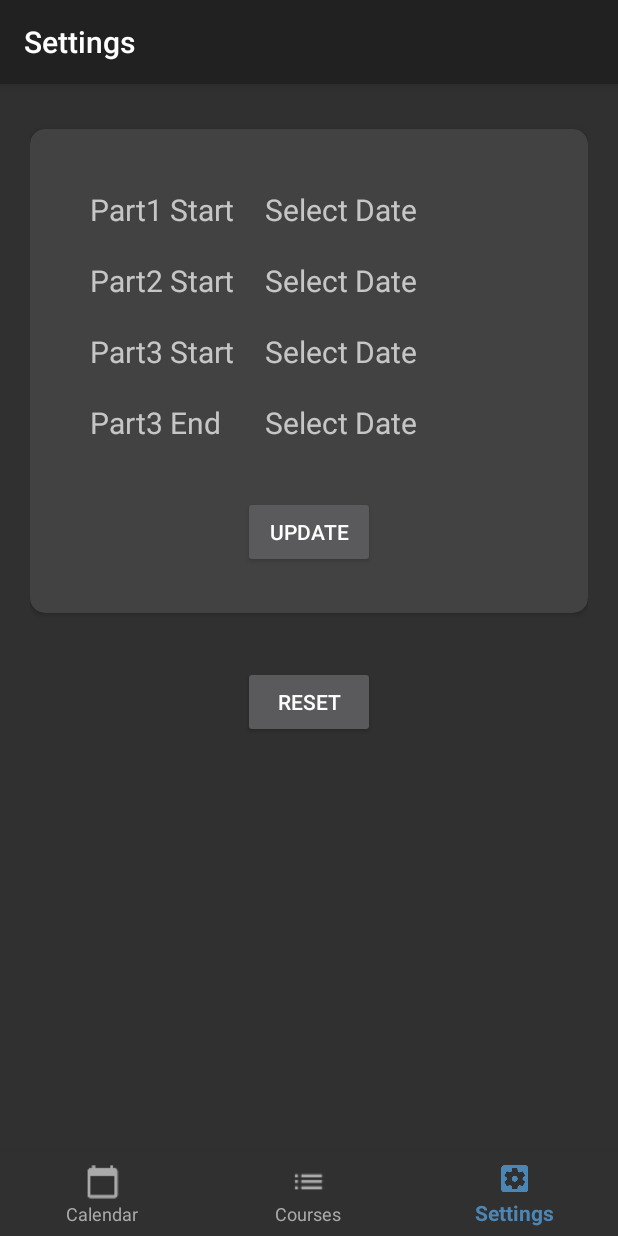
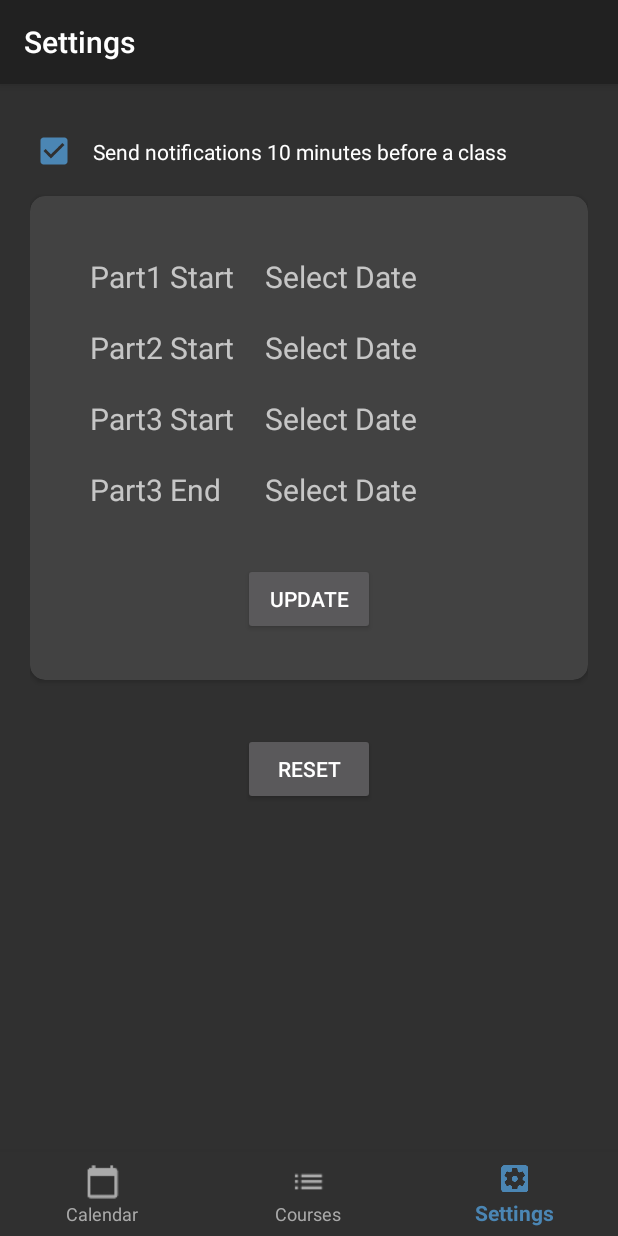
Before and after one commit to DarkKnight2000/ADashboard, an Android app: the screen it shows after launch (MainActivity), item 3 of the bottom bar chosen, on a phone screen of 412 x 824 dp. Run offline under Robolectric (Android 15) with nearby library versions, the phone set to English and light mode, and no system bars; libraries missing offline, so code that uses them is left out: io.realm; 13 statements that could not run were skipped.

Commit message:
Added notificaton setting

```diff
--- a/app/src/main/java/com/rishi/dash3/activties/AddCourse.kt
+++ b/app/src/main/java/com/rishi/dash3/activties/AddCourse.kt
@@ -14,6 +14,7 @@ import com.rishi.dash3.*
 import com.rishi.dash3.Models.EachClass
 import com.rishi.dash3.Models.EachCourse
 import com.rishi.dash3.notifications.restartNotifService
+import com.rishi.dash3.notifications.sendNotif
 import io.realm.Realm
 import kotlinx.android.synthetic.main.activity_add_course.*
 
@@ -131,7 +132,7 @@ class AddCourse : AppCompatActivity() {
             crse.defSlot = preSlots[slotSel.selectedItemPosition]
             crse.crseClsses.addAll(clsesCheck)
             realm.commitTransaction()
-            if(clsesCheck.isNotEmpty()){
+            if(clsesCheck.isNotEmpty() && sendNotif){
                 restartNotifService(this)
             }
             //startService(Intent(this, NotifService::class.java))
--- a/app/src/main/java/com/rishi/dash3/activties/CourseInfo.kt
+++ b/app/src/main/java/com/rishi/dash3/activties/CourseInfo.kt
@@ -22,6 +22,7 @@ import com.rishi.dash3.Models.EachClass
 import com.rishi.dash3.Models.EachCourse
 import com.rishi.dash3.Models.Settings
 import com.rishi.dash3.notifications.restartNotifService
+import com.rishi.dash3.notifications.sendNotif
 import io.realm.Realm
 import io.realm.RealmQuery
 import io.realm.exceptions.RealmException
@@ -154,7 +155,7 @@ class CourseInfo: AppCompatActivity(){
                 realmObj.crseClsses.addAll(presCls)
                 realm.commitTransaction()
                 Toast.makeText(this,"Updated Classes :)",Toast.LENGTH_SHORT).show()
-                restartNotifService(this)
+                if(sendNotif) restartNotifService(this)
                 //for(c in  presCls) Log.i("Got tags2 ", c.id.toString())
 
             }catch (e: RealmException){
--- a/app/src/main/java/com/rishi/dash3/adapters/CourseInfoAdapter.kt
+++ b/app/src/main/java/com/rishi/dash3/adapters/CourseInfoAdapter.kt
@@ -12,6 +12,7 @@ import com.rishi.dash3.activties.CourseInfo
 import com.rishi.dash3.Models.EachCourse
 import com.rishi.dash3.R
 import com.rishi.dash3.notifications.restartNotifService
+import com.rishi.dash3.notifications.sendNotif
 //import com.rishi.dash3.services.NotifService
 import io.realm.Realm
 import kotlinx.android.synthetic.main.course_list_card.view.*
@@ -74,7 +75,7 @@ class ClassesAdapter(val context: Context, val clsses:MutableList<EachCourse>, v
                         notifyItemRangeChanged(crsePos,clsses.size)
                         //context.startService(Intent(context, NotifService::class.java))
                         //Toast.makeText(context, "Deleted at, Size " + clsses.size, Toast.LENGTH_SHORT).show()
-                        restartNotifService(context)
+                        if(sendNotif) restartNotifService(context)
                     }
                     else
                         Toast.makeText(context,"Cant delete course", Toast.LENGTH_SHORT).show()
--- a/app/src/main/java/com/rishi/dash3/fragments/Settings.kt
+++ b/app/src/main/java/com/rishi/dash3/fragments/Settings.kt
@@ -17,10 +17,9 @@ import android.view.LayoutInflater
 import android.view.View
 import android.view.ViewGroup
 import android.webkit.MimeTypeMap
-import android.widget.Button
-import android.widget.TextView
-import android.widget.Toast
+import android.widget.*
 import androidx.appcompat.app.AlertDialog
+import androidx.appcompat.app.AppCompatDelegate
 import androidx.core.app.ActivityCompat
 import androidx.core.content.ContextCompat
 import androidx.core.content.FileProvider
@@ -32,6 +31,9 @@ import com.rishi.dash3.Models.Settings
 import com.rishi.dash3.R
 import com.rishi.dash3.getSeg
 import com.rishi.dash3.isGreaterDate
+import com.rishi.dash3.notifications.restartNotifService
+import com.rishi.dash3.notifications.sendNotif
+import com.rishi.dash3.notifications.stopNotifService
 //import com.rishi.dash3.services.NotifService
 import io.realm.Realm
 import kotlinx.android.synthetic.main.fragment_settings.*
@@ -115,6 +117,17 @@ class Settings : Fragment() {
         }
 
         // TODO: Add notificatins setting here
+        view.findViewById<CheckBox>(R.id.notifCheck).isChecked = sendNotif
+        view.findViewById<CheckBox>(R.id.notifCheck).setOnCheckedChangeListener { compoundButton, b ->
+            if(b){
+                sendNotif = true
+                restartNotifService(context!!)
+            }
+            else{
+                sendNotif = false
+                stopNotifService(context!!)
+            }
+        }
 
         /*view.findViewById<Button>(R.id.exportData).setOnClickListener {
             try {
--- a/app/src/main/java/com/rishi/dash3/notifications/NotifBroadcastRcvr.kt
+++ b/app/src/main/java/com/rishi/dash3/notifications/NotifBroadcastRcvr.kt
@@ -14,6 +14,9 @@ class NotifBroadcastRcvr : BroadcastReceiver() {
             Toast.LENGTH_SHORT
         ).show()*/
         Log.i("Broadcast", "Fired1 with id ${intent.getLongExtra("ClassId", -1)}")
+        if(intent.action == Intent.ACTION_BOOT_COMPLETED){
+            intent.putExtra("ClassId", (-1).toLong())
+        }
 
         //val serviceIntent = Intent(context, NotifService::class.java)
         //context.startService(serviceIntent)
--- a/app/src/main/java/com/rishi/dash3/notifications/NotifStaticHandle.kt
+++ b/app/src/main/java/com/rishi/dash3/notifications/NotifStaticHandle.kt
@@ -18,11 +18,12 @@ fun enqueueWork(context: Context, intent: Intent) {
     JobIntentService.enqueueWork(context, NotifService::class.java, JOB_ID, intent)
 }
 
+var sendNotif = true
 val ClsNotifChannelId = "1"
 val ClsNotifGrpId = "Class Alerts!"
 
 // In minutes
-val alertBefore = 1
+val alertBefore = 10
 
 @SuppressLint("ObsoleteSdkInt")
 fun restartNotifService(context: Context){
@@ -48,5 +49,5 @@ fun stopNotifService(context: Context){
     val pendingIntent = PendingIntent.getBroadcast(context, 0, alarmIntent, PendingIntent.FLAG_CANCEL_CURRENT)
 
     alarmManager.cancel(pendingIntent);
-    Toast.makeText(context.applicationContext, "Alarm Cancelled", Toast.LENGTH_LONG).show();
+    Toast.makeText(context.applicationContext, "Notifications Cancelled", Toast.LENGTH_LONG).show();
 }
--- a/app/src/main/res/layout/fragment_settings.xml
+++ b/app/src/main/res/layout/fragment_settings.xml
@@ -1,16 +1,34 @@
 <?xml version="1.0" encoding="utf-8"?>
-<RelativeLayout android:layout_height="match_parent"
-    android:layout_width="match_parent"
+<ScrollView
     xmlns:android="http://schemas.android.com/apk/res/android"
     xmlns:app="http://schemas.android.com/apk/res-auto"
+    android:layout_width="match_parent"
+    android:layout_height="wrap_content"
+    android:clipToPadding="true"
+    android:fillViewport="true"
+    android:fitsSystemWindows="true"
+    >
+<RelativeLayout android:layout_height="wrap_content"
+    android:layout_width="match_parent"
     android:padding="20dp"
     >
+
+    <CheckBox
+        android:layout_width="match_parent"
+        android:layout_height="wrap_content"
+        android:text="Send notifications 10 minutes before a class"
+        android:id="@+id/notifCheck"
+        android:padding="10dp"
+        android:layout_marginTop="5dp"
+        android:checked="true"
+        />
 
     <androidx.cardview.widget.CardView android:layout_width="match_parent"
         android:layout_height="wrap_content"
         android:layout_marginTop="10dp"
         android:id="@+id/semCard"
         app:cardCornerRadius="10dp"
+        android:layout_below="@id/notifCheck"
         >
 
         <RelativeLayout
@@ -144,4 +162,13 @@
         android:layout_alignParentEnd="true"
         android:layout_alignTop="@id/importData"
         />-->
+
+    <TextView
+        android:layout_width="wrap_content"
+        android:layout_height="60dp"
+        android:textSize="100sp"
+        android:layout_below="@id/reset"
+        android:id="@+id/dummy"
+        />
 </RelativeLayout>
+</ScrollView>
```
